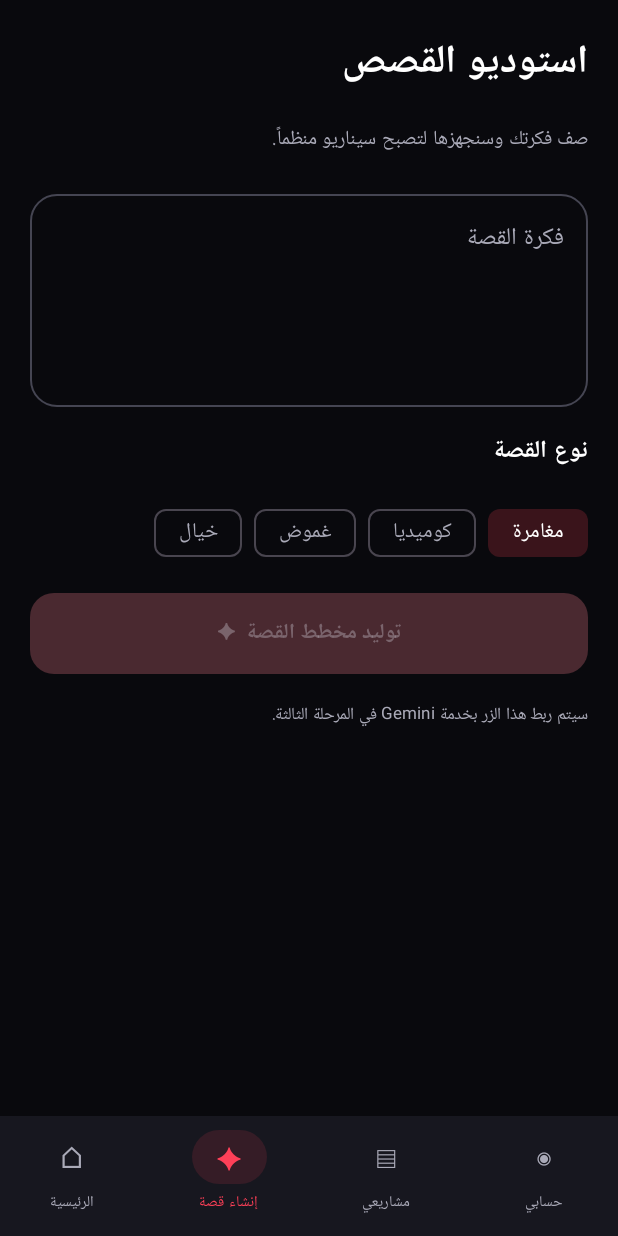
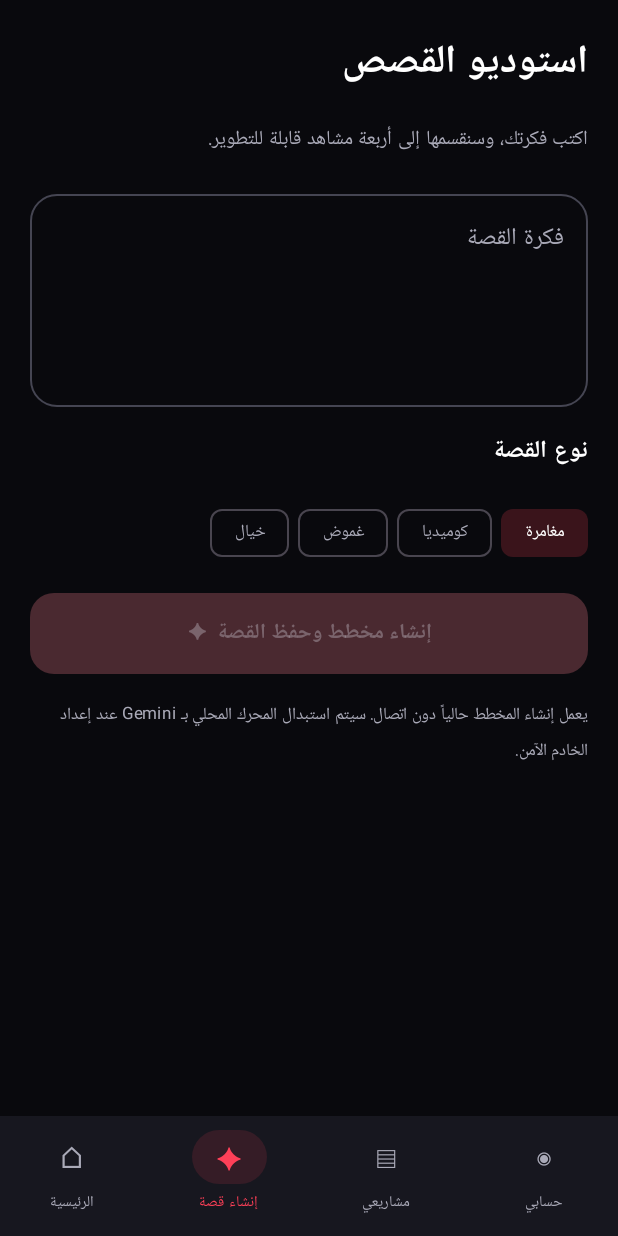
Before and after one commit to legendaryloops72-ai/Roblox-, an Android app built with Jetpack Compose: the screen it shows after launch (MainActivity), item 2 of the bottom bar chosen, on a phone screen of 412 x 824 dp. Run offline under Robolectric (Android 15) with nearby library versions, the phone set to English and light mode, and no system bars.

Commit message:
Implement story outline creation and local project library

```diff
--- a/app/src/main/java/com/cart3r/robloxstoryai/ui/RobloxStoryApp.kt
+++ b/app/src/main/java/com/cart3r/robloxstoryai/ui/RobloxStoryApp.kt
@@ -4,6 +4,7 @@ import androidx.compose.foundation.background
 import androidx.compose.foundation.clickable
 import androidx.compose.foundation.layout.*
 import androidx.compose.foundation.lazy.LazyColumn
+import androidx.compose.foundation.lazy.items
 import androidx.compose.foundation.shape.RoundedCornerShape
 import androidx.compose.material3.*
 import androidx.compose.runtime.*
@@ -11,12 +12,16 @@ import androidx.compose.ui.Alignment
 import androidx.compose.ui.Modifier
 import androidx.compose.ui.graphics.Brush
 import androidx.compose.ui.graphics.Color
+import androidx.compose.ui.platform.LocalContext
 import androidx.compose.ui.platform.LocalLayoutDirection
 import androidx.compose.ui.text.font.FontWeight
 import androidx.compose.ui.text.style.TextAlign
 import androidx.compose.ui.unit.LayoutDirection
 import androidx.compose.ui.unit.dp
 import androidx.compose.ui.unit.sp
+import com.cart3r.robloxstoryai.data.StoryProject
+import com.cart3r.robloxstoryai.data.StoryRepository
+import com.cart3r.robloxstoryai.data.buildStoryProject
 
 private val Ink = Color(0xFF09090D)
 private val Panel = Color(0xFF17171F)
@@ -32,7 +37,11 @@ private enum class Tab(val label: String, val symbol: String) {
 
 @Composable
 fun RobloxStoryApp() {
+    val context = LocalContext.current
+    val repository = remember(context) { StoryRepository(context) }
+    var projects by remember { mutableStateOf(repository.load()) }
     var selectedTab by remember { mutableStateOf(Tab.HOME) }
+    var selectedProject by remember { mutableStateOf<StoryProject?>(null) }
     var prompt by remember { mutableStateOf("") }
     var genre by remember { mutableStateOf("مغامرة") }
 
@@ -43,7 +52,10 @@ fun RobloxStoryApp() {
                 Tab.entries.forEach { tab ->
                     NavigationBarItem(
                         selected = selectedTab == tab,
-                        onClick = { selectedTab = tab },
+                        onClick = {
+                            selectedTab = tab
+                            if (tab != Tab.PROJECTS) selectedProject = null
+                        },
                         icon = { Text(tab.symbol, fontSize = 20.sp) },
                         label = { Text(tab.label, fontSize = 10.sp) },
                         colors = NavigationBarItemDefaults.colors(
@@ -61,15 +73,46 @@ fun RobloxStoryApp() {
         CompositionLocalProvider(LocalLayoutDirection provides LayoutDirection.Rtl) {
             Box(Modifier.fillMaxSize().padding(padding).background(Ink)) {
                 when (selectedTab) {
-                    Tab.HOME -> HomeScreen(onCreate = { selectedTab = Tab.CREATE })
+                    Tab.HOME -> HomeScreen(projects = projects, onCreate = {
+                        selectedProject = null
+                        selectedTab = Tab.CREATE
+                    }, onOpenProject = {
+                        selectedProject = it
+                        selectedTab = Tab.PROJECTS
+                    })
                     Tab.CREATE -> CreateScreen(
                         prompt = prompt,
                         onPromptChange = { prompt = it },
                         genre = genre,
-                        onGenreChange = { genre = it }
+                        onGenreChange = { genre = it },
+                        onGenerate = {
+                            val project = buildStoryProject(prompt, genre)
+                            projects = repository.save(project)
+                            prompt = ""
+                            selectedProject = project
+                            selectedTab = Tab.PROJECTS
+                        }
                     )
-                    Tab.PROJECTS -> ProjectsScreen()
-                    Tab.PROFILE -> ProfileScreen()
+                    Tab.PROJECTS -> {
+                        val opened = selectedProject
+                        if (opened == null) {
+                            ProjectsScreen(
+                                projects = projects,
+                                onOpen = { selectedProject = it },
+                                onDelete = { id -> projects = repository.delete(id) }
+                            )
+                        } else {
+                            ProjectDetailScreen(
+                                project = opened,
+                                onBack = { selectedProject = null },
+                                onDelete = {
+                                    projects = repository.delete(opened.id)
+                                    selectedProject = null
+                                }
+                            )
+                        }
+                    }
+                    Tab.PROFILE -> ProfileScreen(projectCount = projects.size)
                 }
             }
         }
@@ -77,7 +120,11 @@ fun RobloxStoryApp() {
 }
 
 @Composable
-private fun HomeScreen(onCreate: () -> Unit) {
+private fun HomeScreen(
+    projects: List<StoryProject>,
+    onCreate: () -> Unit,
+    onOpenProject: (StoryProject) -> Unit
+) {
     LazyColumn(
         modifier = Modifier.fillMaxSize(),
         contentPadding = PaddingValues(20.dp),
@@ -90,45 +137,52 @@ private fun HomeScreen(onCreate: () -> Unit) {
                     Text("حوّل خيالك إلى عالم", color = Color.White, fontSize = 27.sp, fontWeight = FontWeight.ExtraBold)
                     Text("قصص ثلاثية الأبعاد تبدأ من فكرة صغيرة.", color = Muted, fontSize = 13.sp)
                 }
-                Box(
-                    Modifier.size(48.dp).background(Crimson.copy(alpha = .15f), RoundedCornerShape(16.dp)),
-                    contentAlignment = Alignment.Center
-                ) { Text("✦", color = Crimson, fontSize = 27.sp) }
+                Box(Modifier.size(48.dp).background(Crimson.copy(alpha = .15f), RoundedCornerShape(16.dp)), contentAlignment = Alignment.Center) {
+                    Text("✦", color = Crimson, fontSize = 27.sp)
+                }
             }
         }
         item {
             Box(
                 Modifier.fillMaxWidth()
-                    .background(Brush.linearGradient(listOf(Color(0xFF541426), Color(0xFF21101B), Color(0xFF17171F))), RoundedCornerShape(24.dp))
+                    .background(Brush.linearGradient(listOf(Color(0xFF541426), Color(0xFF21101B), Panel)), RoundedCornerShape(24.dp))
                     .padding(20.dp)
             ) {
                 Column(verticalArrangement = Arrangement.spacedBy(12.dp)) {
                     Text("STORY STUDIO  /  AI + 3D", color = Color(0xFFFFA6B1), fontSize = 10.sp, fontWeight = FontWeight.Bold, letterSpacing = 1.5.sp)
                     Text("اصنع مغامرتك القادمة", color = Color.White, fontSize = 23.sp, fontWeight = FontWeight.Bold)
-                    Text("اكتب الفكرة، اختر الأبطال، ودع الاستوديو يخطط المشاهد.", color = Color(0xFFE0C9D0), fontSize = 13.sp)
+                    Text("اكتب الفكرة، اختر النوع، واحصل على مخطط أولي لمشاهد قصتك.", color = Color(0xFFE0C9D0), fontSize = 13.sp)
                     Button(onClick = onCreate, colors = ButtonDefaults.buttonColors(containerColor = Crimson), shape = RoundedCornerShape(14.dp)) {
                         Text("ابدأ إنشاء قصة  ✦", color = Color.White, fontWeight = FontWeight.Bold)
                     }
                 }
             }
         }
-        item { SectionTitle("ابدأ من هنا", "QUICK START") }
+        item { SectionTitle("استوديوك", "YOUR STUDIO") }
         item {
             Row(horizontalArrangement = Arrangement.spacedBy(12.dp)) {
-                QuickCard("✎", "فكرة جديدة", "حوّل وصفك إلى سيناريو", Modifier.weight(1f), onCreate)
-                QuickCard("♙", "الشخصيات", "جهّز أبطال قصتك", Modifier.weight(1f)) {}
+                StatCard("مشاريعك", projects.size.toString(), Modifier.weight(1f))
+                StatCard("محرك القصة", "جاهز محلياً", Modifier.weight(1f))
+            }
+        }
+        item { SectionTitle("أحدث القصص", "RECENT PROJECTS") }
+        if (projects.isEmpty()) {
+            item { EmptyState("▤", "لا توجد قصص بعد", "ابدأ بفكرة صغيرة، وسنرتبها إلى مشاهد.") }
+        } else {
+            items(projects.take(3), key = { it.id }) { project ->
+                ProjectRow(project = project, onClick = { onOpenProject(project) })
             }
         }
         item { SectionTitle("رحلة الإنشاء", "HOW IT WORKS") }
         item {
             Column(verticalArrangement = Arrangement.spacedBy(10.dp)) {
-                StepRow("01", "اكتب القصة", "Gemini يحول الفكرة إلى مشاهد وحوارات.")
-                StepRow("02", "ابنِ العالم", "Unity يعرض الشخصيات والبيئات ثلاثية الأبعاد.")
-                StepRow("03", "أخرج عملك", "صدّر فيديو أو افتح التجربة التفاعلية.")
+                StepRow("01", "اكتب الفكرة", "حوّل وصفك إلى مخطط مشاهد أولي.")
+                StepRow("02", "ابنِ العالم", "مرحلة لاحقة لربط الشخصيات والبيئات ثلاثية الأبعاد.")
+                StepRow("03", "أخرج عملك", "تجهيز تصدير الفيديو والتجربة التفاعلية في مراحل قادمة.")
             }
         }
         item {
-            Text("نسخة تأسيسية 0.1.0 • محركا الذكاء الاصطناعي وUnity قيد الإعداد", color = Muted, fontSize = 10.sp, textAlign = TextAlign.Center, modifier = Modifier.fillMaxWidth().padding(top = 8.dp))
+            Text("النسخة 0.2.0 • حفظ المشاريع محلياً • ربط Gemini وUnity لاحقاً", color = Muted, fontSize = 10.sp, textAlign = TextAlign.Center, modifier = Modifier.fillMaxWidth().padding(top = 8.dp))
         }
     }
 }
@@ -138,11 +192,12 @@ private fun CreateScreen(
     prompt: String,
     onPromptChange: (String) -> Unit,
     genre: String,
-    onGenreChange: (String) -> Unit
+    onGenreChange: (String) -> Unit,
+    onGenerate: () -> Unit
 ) {
     Column(Modifier.fillMaxSize().padding(20.dp), verticalArrangement = Arrangement.spacedBy(16.dp)) {
         Text("استوديو القصص", color = Color.White, fontSize = 26.sp, fontWeight = FontWeight.ExtraBold)
-        Text("صف فكرتك وسنجهزها لتصبح سيناريو منظماً.", color = Muted, fontSize = 13.sp)
+        Text("اكتب فكرتك، وسنقسمها إلى أربعة مشاهد قابلة للتطوير.", color = Muted, fontSize = 13.sp)
         OutlinedTextField(
             value = prompt,
             onValueChange = onPromptChange,
@@ -161,12 +216,12 @@ private fun CreateScreen(
             )
         )
         Text("نوع القصة", color = Color.White, fontWeight = FontWeight.Bold)
-        Row(horizontalArrangement = Arrangement.spacedBy(8.dp)) {
+        Row(horizontalArrangement = Arrangement.spacedBy(6.dp)) {
             listOf("مغامرة", "كوميديا", "غموض", "خيال").forEach { item ->
                 FilterChip(
                     selected = genre == item,
                     onClick = { onGenreChange(item) },
-                    label = { Text(item) },
+                    label = { Text(item, fontSize = 11.sp) },
                     colors = FilterChipDefaults.filterChipColors(
                         selectedContainerColor = Crimson.copy(alpha = .2f),
                         selectedLabelColor = Color.White,
@@ -176,30 +231,82 @@ private fun CreateScreen(
             }
         }
         Button(
-            onClick = { },
+            onClick = onGenerate,
             enabled = prompt.isNotBlank(),
             modifier = Modifier.fillMaxWidth().height(54.dp),
             colors = ButtonDefaults.buttonColors(containerColor = Crimson, disabledContainerColor = Color(0xFF4A2930)),
             shape = RoundedCornerShape(16.dp)
-        ) { Text("توليد مخطط القصة  ✦", fontWeight = FontWeight.Bold) }
-        Text("سيتم ربط هذا الزر بخدمة Gemini في المرحلة الثالثة.", color = Muted, fontSize = 11.sp)
+        ) { Text("إنشاء مخطط وحفظ القصة  ✦", fontWeight = FontWeight.Bold) }
+        Text("يعمل إنشاء المخطط حالياً دون اتصال. سيتم استبدال المحرك المحلي بـ Gemini عند إعداد الخادم الآمن.", color = Muted, fontSize = 11.sp)
     }
 }
 
 @Composable
-private fun ProjectsScreen() {
+private fun ProjectsScreen(
+    projects: List<StoryProject>,
+    onOpen: (StoryProject) -> Unit,
+    onDelete: (String) -> Unit
+) {
     Column(Modifier.fillMaxSize().padding(20.dp), verticalArrangement = Arrangement.spacedBy(14.dp)) {
         Text("مشاريعي", color = Color.White, fontSize = 26.sp, fontWeight = FontWeight.ExtraBold)
-        Text("ستظهر القصص التي تحفظها هنا.", color = Muted, fontSize = 13.sp)
-        EmptyState("▤", "لا توجد مشاريع بعد", "أنشئ قصتك الأولى لتبدأ مكتبتك.")
+        Text("قصصك محفوظة على هذا الجهاز.", color = Muted, fontSize = 13.sp)
+        if (projects.isEmpty()) {
+            EmptyState("▤", "لا توجد مشاريع بعد", "أنشئ قصتك الأولى لتظهر هنا.")
+        } else {
+            LazyColumn(verticalArrangement = Arrangement.spacedBy(10.dp)) {
+                items(projects, key = { it.id }) { project ->
+                    Column(Modifier.fillMaxWidth().background(Panel, RoundedCornerShape(16.dp)).padding(14.dp)) {
+                        Row(verticalAlignment = Alignment.CenterVertically) {
+                            Column(Modifier.weight(1f).clickable { onOpen(project) }) {
+                                Text(project.title, color = Color.White, fontWeight = FontWeight.Bold)
+                                Text("${project.genre} • ${project.scenes.size} مشاهد", color = Muted, fontSize = 11.sp)
+                            }
+                            Text("فتح", color = Crimson, modifier = Modifier.clickable { onOpen(project) }.padding(8.dp))
+                            Text("حذف", color = Color(0xFFFF8795), modifier = Modifier.clickable { onDelete(project.id) }.padding(8.dp))
+                        }
+                    }
+                }
+            }
+        }
     }
 }
 
 @Composable
-private fun ProfileScreen() {
+private fun ProjectDetailScreen(project: StoryProject, onBack: () -> Unit, onDelete: () -> Unit) {
+    LazyColumn(
+        modifier = Modifier.fillMaxSize(),
+        contentPadding = PaddingValues(20.dp),
+        verticalArrangement = Arrangement.spacedBy(14.dp)
+    ) {
+        item {
+            Text("‹  العودة إلى المشاريع", color = Crimson, modifier = Modifier.clickable(onClick = onBack).padding(vertical = 8.dp))
+            Text(project.title, color = Color.White, fontSize = 25.sp, fontWeight = FontWeight.ExtraBold)
+            Text("النوع: ${project.genre}", color = Muted, fontSize = 12.sp)
+        }
+        item {
+            Column(Modifier.fillMaxWidth().background(Panel, RoundedCornerShape(18.dp)).padding(16.dp)) {
+                Text("الفكرة الأصلية", color = Crimson, fontWeight = FontWeight.Bold)
+                Text(project.prompt, color = Color.White, fontSize = 14.sp)
+            }
+        }
+        item { SectionTitle("مخطط المشاهد", "STORY OUTLINE") }
+        items(project.scenes.size) { index ->
+            StepRow("0${index + 1}", "المشهد ${index + 1}", project.scenes[index])
+        }
+        item {
+            OutlinedButton(onClick = onDelete, modifier = Modifier.fillMaxWidth(), colors = ButtonDefaults.outlinedButtonColors(contentColor = Color(0xFFFF8795))) {
+                Text("حذف المشروع")
+            }
+        }
+    }
+}
+
+@Composable
+private fun ProfileScreen(projectCount: Int) {
     Column(Modifier.fillMaxSize().padding(20.dp), verticalArrangement = Arrangement.spacedBy(14.dp)) {
         Text("حسابي", color = Color.White, fontSize = 26.sp, fontWeight = FontWeight.ExtraBold)
-        EmptyState("◉", "مرحباً بك في الاستوديو", "سيتم إعداد الحساب والمزامنة السحابية لاحقاً.")
+        EmptyState("◉", "مرحباً بك في الاستوديو", "عدد المشاريع المحفوظة على جهازك: $projectCount")
+        Text("المزامنة السحابية وتسجيل الدخول ستضاف في مرحلة Firebase.", color = Muted, fontSize = 12.sp)
     }
 }
 
@@ -212,14 +319,24 @@ private fun SectionTitle(title: String, overline: String) {
 }
 
 @Composable
-private fun QuickCard(icon: String, title: String, subtitle: String, modifier: Modifier, onClick: () -> Unit) {
-    Column(
-        modifier.clickable(onClick = onClick).background(Panel, RoundedCornerShape(18.dp)).padding(14.dp),
-        verticalArrangement = Arrangement.spacedBy(8.dp)
+private fun StatCard(title: String, value: String, modifier: Modifier) {
+    Column(modifier.background(Panel, RoundedCornerShape(18.dp)).padding(14.dp), verticalArrangement = Arrangement.spacedBy(6.dp)) {
+        Text(title, color = Muted, fontSize = 11.sp)
+        Text(value, color = Color.White, fontSize = 17.sp, fontWeight = FontWeight.Bold)
+    }
+}
+
+@Composable
+private fun ProjectRow(project: StoryProject, onClick: () -> Unit) {
+    Row(
+        Modifier.fillMaxWidth().clickable(onClick = onClick).background(Panel, RoundedCornerShape(16.dp)).padding(14.dp),
+        verticalAlignment = Alignment.CenterVertically
     ) {
-        Text(icon, color = Crimson, fontSize = 25.sp)
-        Text(title, color = Color.White, fontWeight = FontWeight.Bold)
-        Text(subtitle, color = Muted, fontSize = 11.sp)
+        Column(Modifier.weight(1f)) {
+            Text(project.title, color = Color.White, fontWeight = FontWeight.Bold)
+            Text("${project.genre} • ${project.scenes.size} مشاهد", color = Muted, fontSize = 11.sp)
+        }
+        Text("فتح  ‹", color = Crimson, fontSize = 12.sp)
     }
 }
 
```
